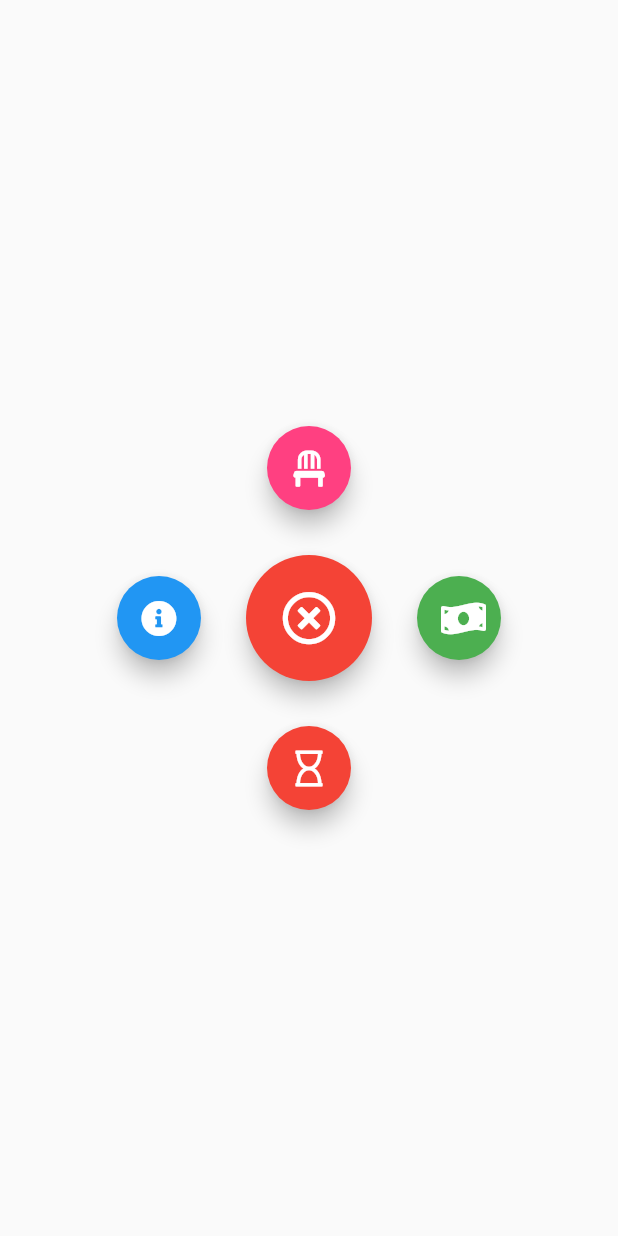
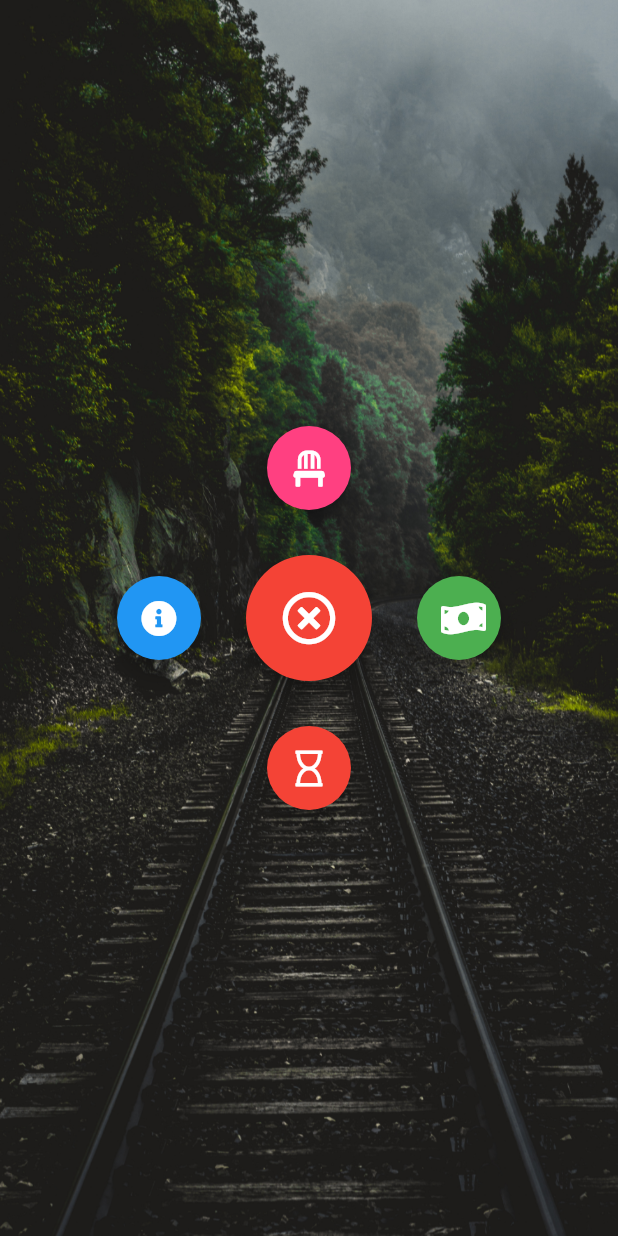
Before and after one commit to jithinlal/radial_button_flutter, a Flutter app: the screen it shows after launch, after a tap on an icon or button, on a phone screen of 412 x 824 dp. Run offline on Flutter 3.47's test engine with Material 2 defaults, Android fonts, the phone set to English and light mode, and no system bars; our stand-ins replace font_awesome_flutter.

Commit message:
background image

```diff
--- a/lib/main.dart
+++ b/lib/main.dart
@@ -13,8 +13,16 @@ class MyApp extends StatelessWidget {
     return MaterialApp(
       debugShowCheckedModeBanner: false,
       home: Scaffold(
-        body: SizedBox.expand(
-          child: RadialMenu(),
+        body: Container(
+          decoration: BoxDecoration(
+            image: DecorationImage(
+              image: AssetImage('assets/img/icon.jpg'),
+              fit: BoxFit.fill,
+            ),
+          ),
+          child: SizedBox.expand(
+            child: RadialMenu(),
+          ),
         ),
       ),
     );
--- a/pubspec.yaml
+++ b/pubspec.yaml
@@ -41,6 +41,8 @@ flutter:
     # included with your application, so that you can use the icons in
     # the material Icons class.
     uses-material-design: true
+    assets:
+        - assets/img/icon.jpg
     # To add assets to your application, add an assets section, like this:
     # assets:
     #  - images/a_dot_burr.jpeg
```
Also changed, not shown: assets/img/icon.jpg (added).
